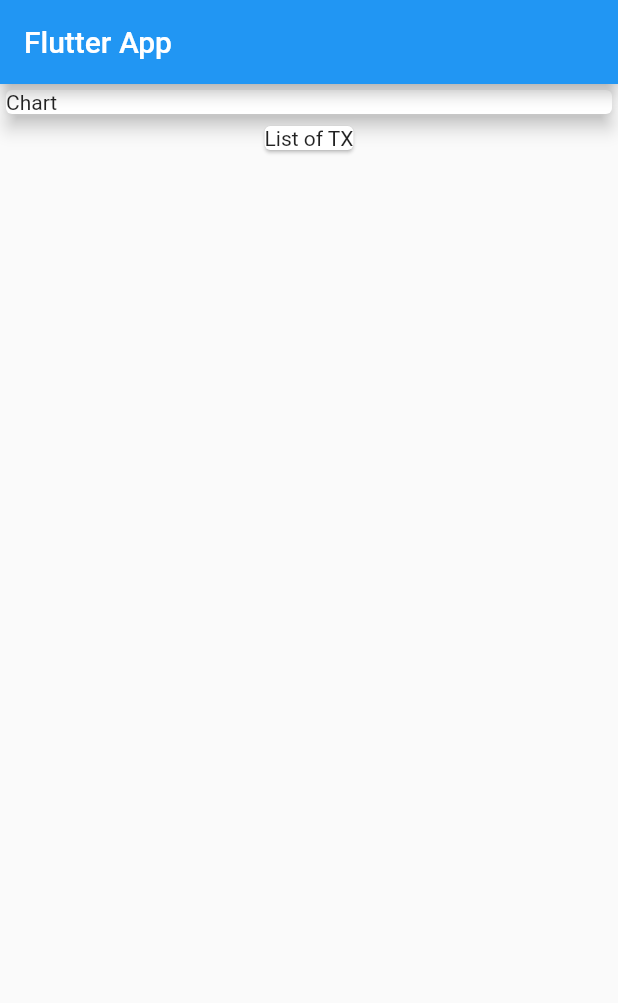
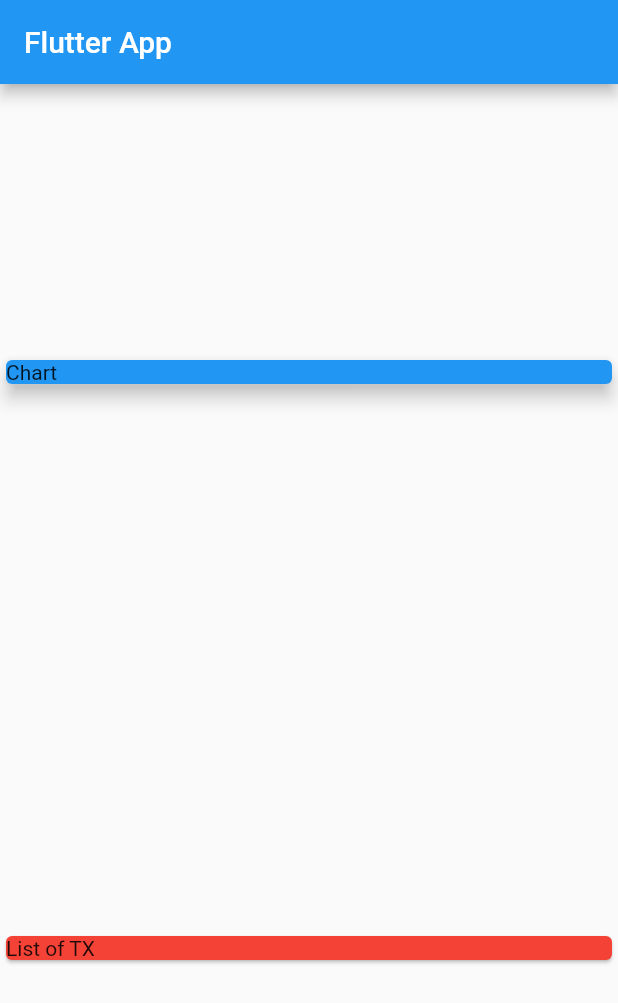
Before and after one commit to kguertin/learn_flutter, a Flutter app: the screen it shows after launch, on a phone screen of 412 x 824 dp. Shown: the top 1003 px of the screen. Run offline on Flutter 3.47's test engine with Material 2 defaults, Android fonts, the light colour scheme and no system bars.

Commit message:
style rows and columns

```diff
--- a/expense_app/lib/main.dart
+++ b/expense_app/lib/main.dart
@@ -19,15 +19,21 @@ class MyHomePage extends StatelessWidget {
       appBar: AppBar(
         title: Text('Flutter App'),
       ),
-      body: Column(children: <Widget>[
+      body: Column(
+        mainAxisAlignment: MainAxisAlignment.spaceAround,
+        crossAxisAlignment: CrossAxisAlignment.stretch,
+        children: <Widget>[
           Container(
             width: double.infinity,
             child: Card(
+              color: Colors.blue,
               child: Text("Chart"),
               elevation: 5,
             ),
           ),
-          Card(child: Text("List of TX"),
+          Card(
+            child: Text("List of TX"),
+            color: Colors.red,
           ),
         ],
       ),
```
